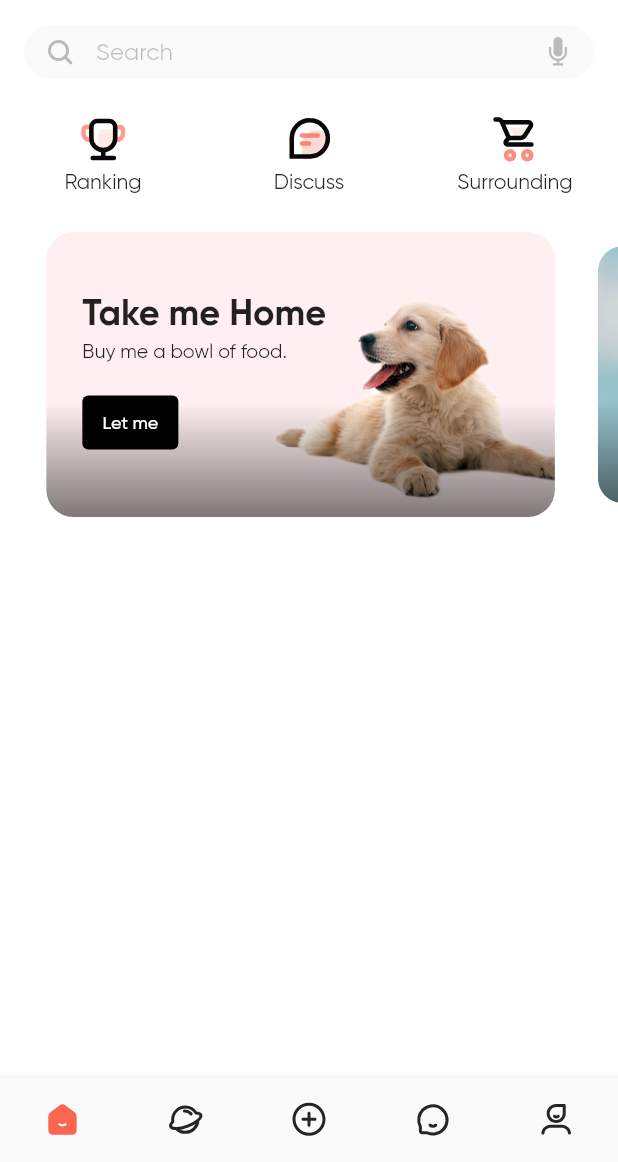
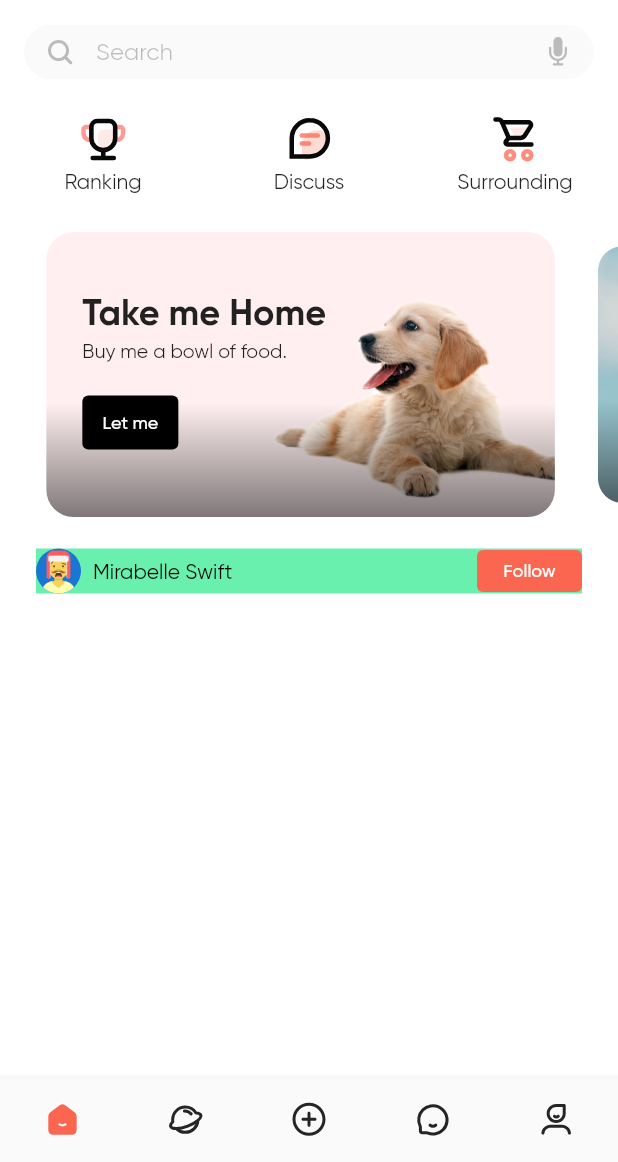
Before and after one commit to RationalEgoism/dogdom, a Flutter app: the screen it shows after launch, on a phone screen of 412 x 824 dp, the part 74-1236 px from its top. Run offline on Flutter 3.47's test engine with Material 2 defaults, Android fonts, the phone set to English and light mode, and no system bars; drawn by our look-alikes of card_swiper; our stand-ins replace auto_route, easy_localization, flutter_bloc, flutter_native_splash, flutter_svg, fluttertoast and 5 more; accounts and stored records are empty.

Commit message:
#71 wip news widget, top part

```diff
--- a/lib/features/home_select/presentation/ui/home_select_page.dart
+++ b/lib/features/home_select/presentation/ui/home_select_page.dart
@@ -6,6 +6,7 @@ import 'package:dogdom/app/theme/widgets/search.dart';
 import 'package:dogdom/features/home_select/domain/promo_card_model.dart';
 import 'package:dogdom/features/home_select/presentation/ui/widgets/promo_card.dart';
 import 'package:dogdom/generated/assets.gen.dart';
+import 'package:dogdom/generated/colors.gen.dart';
 import 'package:dogdom/generated/locale_export.dart';
 import 'package:dogdom/utils/extension/context_extension.dart';
 import 'package:flutter/material.dart';
@@ -80,6 +81,74 @@ class HomeSelectPage extends StatelessWidget {
               ),
             ),
           ),
+          ListView(
+            scrollDirection: Axis.vertical,
+            shrinkWrap: true,
+            children: [
+              Padding(
+                padding: const EdgeInsets.symmetric(
+                  vertical: 5.0,
+                  horizontal: 24.0,
+                ),
+                child: Container(
+                  color: Colors.greenAccent,
+                  child: Column(
+                    children: [
+                      Row(
+                        children: [
+                          CircleAvatar(
+                            radius: 15.0,
+                            backgroundImage: AssetImage(
+                              Assets.imageMock.homeSelectAvatar1.path,
+                            ),
+                          ),
+                          Expanded(
+                            child: Padding(
+                              padding: const EdgeInsets.symmetric(
+                                horizontal: 8.0,
+                                vertical: 4.5,
+                              ),
+                              child: Text(
+                                'Mirabelle Swift',
+                                style: TextStyle(
+                                  color: Colors.black,
+                                ),
+                              ),
+                            ),
+                          ),
+                          SizedBox.fromSize(
+                            size: Size(
+                              70.0,
+                              28.0,
+                            ),
+                            child: TextButton(
+                              onPressed: () {
+                                //
+                              },
+                              child: Text(
+                                'Follow',
+                                style: TextStyle(
+                                  color: Colors.white,
+                                  fontSize: 12.0,
+                                ),
+                              ),
+                              style: TextButton.styleFrom(
+                                padding: EdgeInsets.zero,
+                                backgroundColor: ColorName.red,
+                                shape: RoundedRectangleBorder(
+                                  borderRadius: BorderRadius.circular(4),
+                                ),
+                              ),
+                            ),
+                          ),
+                        ],
+                      ),
+                    ],
+                  ),
+                ),
+              ),
+            ],
+          ),
         ],
       ),
     );
```
Also changed, not shown: assets/image_mock/home_select_avatar_1.png (added), lib/generated/assets.gen.dart.
